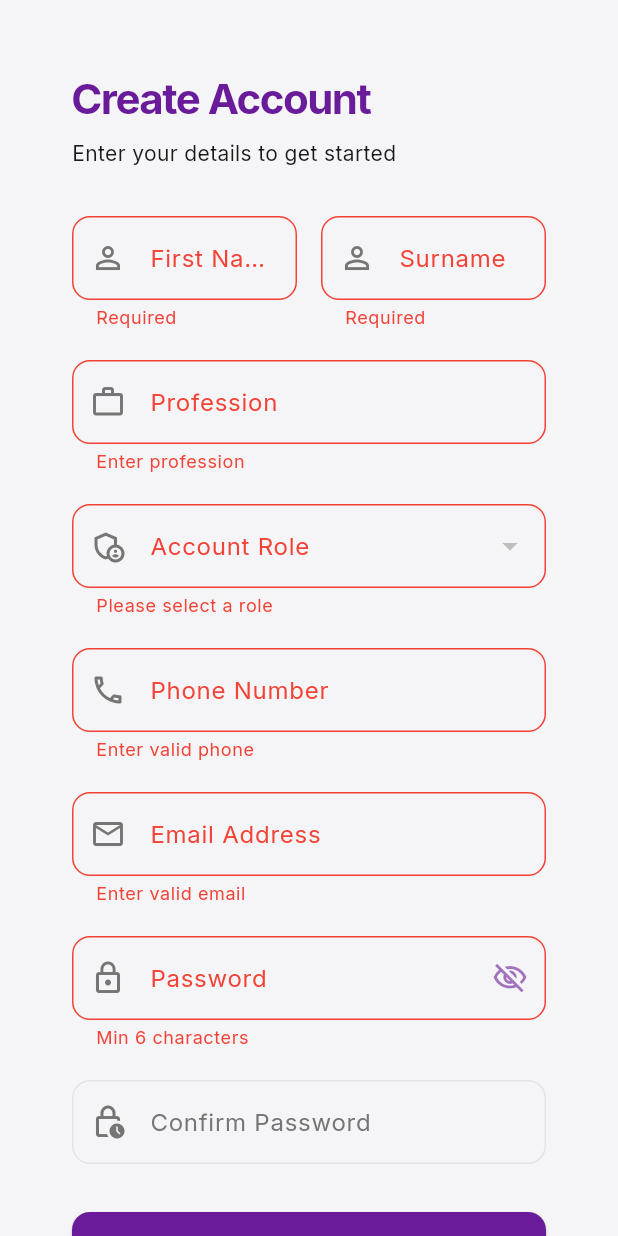
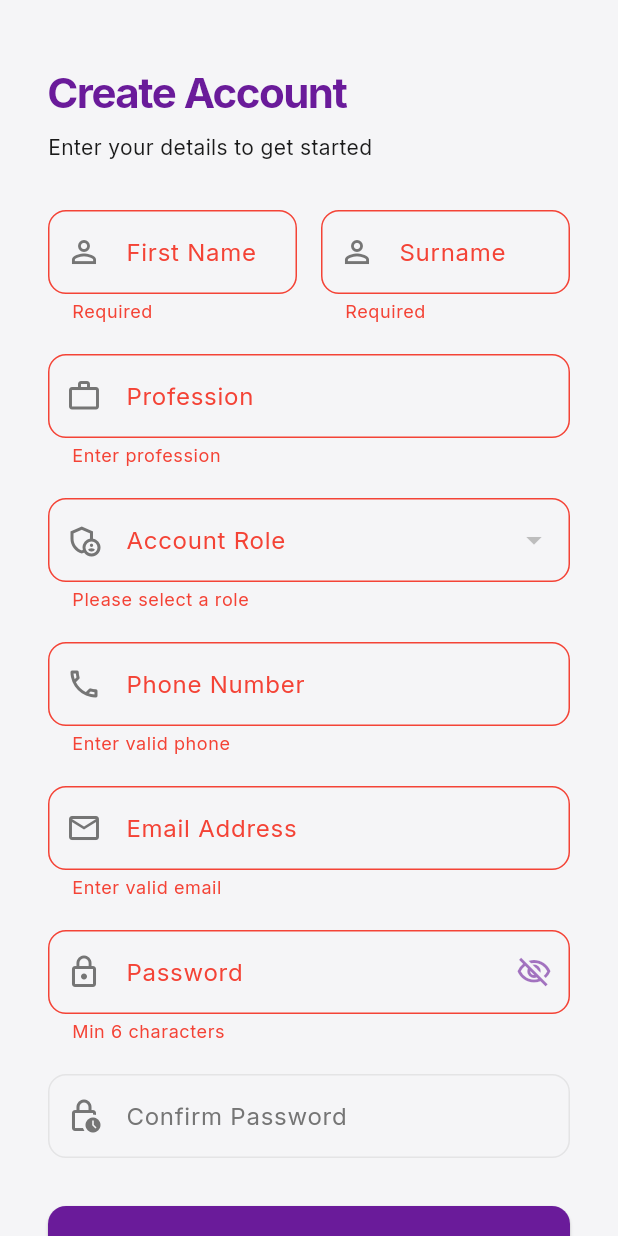
Before and after one commit to Vhybz/telecommaintt, a Flutter app: the LoginScreen screen opened by its route, after a tap on "Sign In", after a tap on "Sign Up", after a tap on "Create Account", on a phone screen of 412 x 824 dp. Run offline on Flutter 3.47's test engine with Material 3 defaults, Android fonts, the phone set to English and light mode, and no system bars; our stand-ins replace dio, fl_chart, flutter_dotenv, flutter_map, flutter_riverpod, freezed_annotation and 7 more; accounts and stored records are empty; network calls fail.

Commit message:
Fixed all UI overflows: Login/SignUp scrolling, Dashboard AppBar optimization, and robust StatCards

```diff
--- a/lib/features/auth/presentation/login_screen.dart
+++ b/lib/features/auth/presentation/login_screen.dart
@@ -99,8 +99,13 @@ class _LoginScreenState extends ConsumerState<LoginScreen> {
           // Right side: Login Form
           Expanded(
             flex: 1,
-            child: Padding(
-              padding: const EdgeInsets.all(48.0),
+            child: LayoutBuilder(
+              builder: (context, constraints) {
+                return SingleChildScrollView(
+                  padding: const EdgeInsets.symmetric(horizontal: 32.0, vertical: 24.0),
+                  child: ConstrainedBox(
+                    constraints: BoxConstraints(minHeight: constraints.maxHeight),
+                    child: IntrinsicHeight(
                       child: Center(
                         child: Container(
                           constraints: const BoxConstraints(maxWidth: 400),
@@ -195,6 +200,10 @@ class _LoginScreenState extends ConsumerState<LoginScreen> {
                       ),
                     ),
                   ),
+                );
+              }
+            ),
+          ),
         ],
       ),
     );
--- a/lib/features/auth/presentation/signup_screen.dart
+++ b/lib/features/auth/presentation/signup_screen.dart
@@ -158,8 +158,13 @@ class _SignUpScreenState extends ConsumerState<SignUpScreen> {
           // Right side: Sign Up Form
           Expanded(
             flex: 1,
-            child: SingleChildScrollView(
-              padding: const EdgeInsets.all(48.0),
+            child: LayoutBuilder(
+              builder: (context, constraints) {
+                return SingleChildScrollView(
+                  padding: const EdgeInsets.symmetric(horizontal: 32.0, vertical: 24.0),
+                  child: ConstrainedBox(
+                    constraints: BoxConstraints(minHeight: constraints.maxHeight),
+                    child: IntrinsicHeight(
                       child: Center(
                         child: Container(
                           constraints: const BoxConstraints(maxWidth: 500),
@@ -169,6 +174,7 @@ class _SignUpScreenState extends ConsumerState<SignUpScreen> {
                               mainAxisAlignment: MainAxisAlignment.center,
                               crossAxisAlignment: CrossAxisAlignment.stretch,
                               children: [
+                                const SizedBox(height: 20),
                                 Text(
                                   'Create Account',
                                   style: Theme.of(context).textTheme.headlineMedium?.copyWith(
@@ -337,11 +343,16 @@ class _SignUpScreenState extends ConsumerState<SignUpScreen> {
                                     ),
                                   ],
                                 ),
+                                const SizedBox(height: 20),
                               ],
                             ),
                           ),
                         ),
                       ),
+                    ),
+                  ),
+                );
+              }
             ),
           ),
         ],
```
Also changed, not shown: lib/features/dashboard/presentation/dashboard_screen.dart (+113 -36 lines), lib/features/predictions/presentation/prediction_list_screen.dart (+9 -2 lines), 34 other files. Lines whose indentation alone changed are shown as unchanged.
